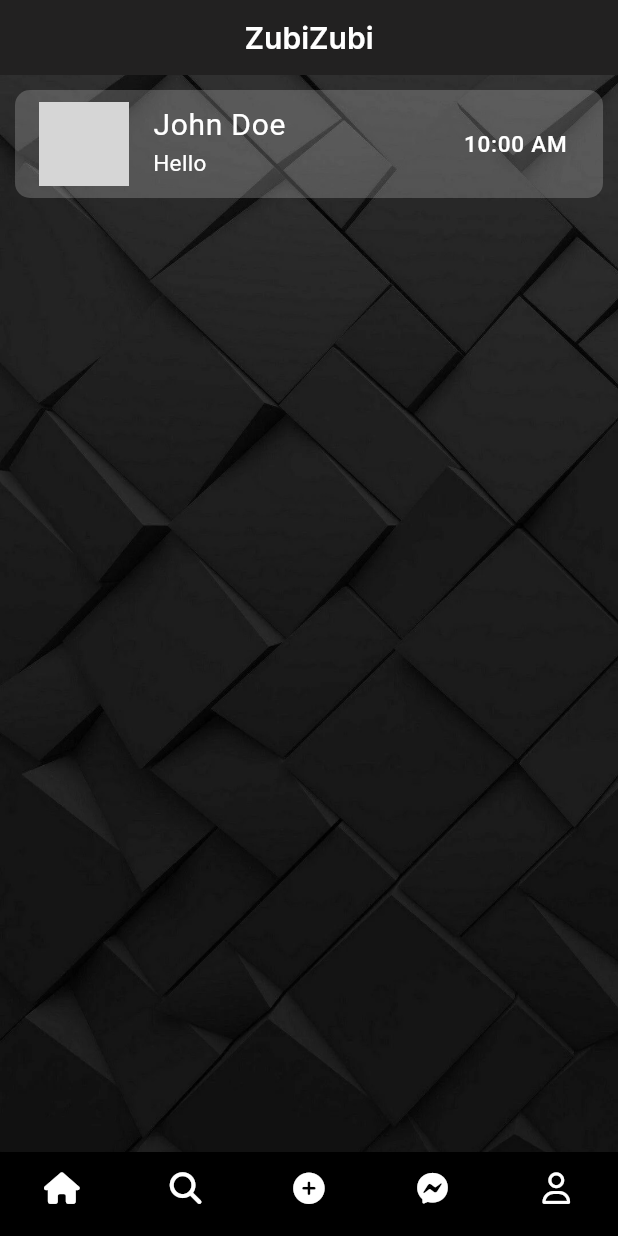
After one commit to bishnudev1/zubizubi, a Flutter app: the ChatsScreen screen opened by its route, on a phone screen of 412 x 824 dp. The commit adds this screen. Run offline on Flutter 3.47's test engine with Material 3 defaults, Android fonts, the phone set to English and light mode, and no system bars; our stand-ins replace appwrite, beamer, flutter_animate, fluttertoast, font_awesome_flutter, google_fonts and 10 more; missing offline and left inert: dart:ffi; accounts and stored records are empty; network calls fail; Roboto replaces fonts that are missing (Labrada); grey boxes are pictures that could not be loaded.

Commit message:
Add chat functionality and navigation

```diff
--- a/lib/app/routes.dart
+++ b/lib/app/routes.dart
@@ -2,8 +2,12 @@ import 'dart:developer';
 import 'package:beamer/beamer.dart';
 import 'package:flutter/material.dart';
 import 'package:zubizubi/app/app.locator.dart';
+import 'package:zubizubi/data/models/chat.dart';
+import 'package:zubizubi/data/models/user.dart';
 import 'package:zubizubi/services/auth_services.dart';
 import 'package:zubizubi/utils/toast.dart';
+import 'package:zubizubi/views/chats/chats_screen.dart';
+import 'package:zubizubi/views/chats/room/room_screen.dart';
 import 'package:zubizubi/views/followers/followers_screen.dart';
 import 'package:zubizubi/views/home/home_screen.dart';
 import 'package:zubizubi/views/login/login_screen.dart';
@@ -19,7 +23,7 @@ BeamGuard authGuard = BeamGuard(
   pathPatterns: ["/profile", "/search", "/followers"],
   check: ((context, location) {
     final isAuth = _authServices.isSignedIn();
-    if(!isAuth){
+    if (!isAuth) {
       showToast("You need to be logged In to do that!");
     }
     return isAuth;
@@ -39,6 +43,9 @@ final routerDelegate = BeamerDelegate(
       '/followers': (context, state, data) => const FollowersScreen(),
       '/profile': (context, state, data) => const ProfileScreen(),
       '/search': (context, state, data) => const SearchScreen(),
+      '/chats': (context, state, data) => const ChatsScreen(),
+      '/room': (context, state, data) =>
+          RoomScreen(receiver: data as Map<String, dynamic>),
       '/share': (context, state, data) {
         log("state.uri: ${state.uri}");
         // Use BeamPage to define custom behavior
--- /dev/null
+++ b/lib/data/models/chat.dart
@@ -0,0 +1,40 @@
+import 'package:hive_flutter/adapters.dart';
+
+@HiveType(typeId: 1)
+class Chat extends HiveObject {
+  @HiveField(0)
+  String userName;
+
+  @HiveField(1)
+  String userImage;
+
+  @HiveField(2)
+  String lastMessage;
+
+  @HiveField(3)
+  String lastMessageTime;
+
+  Chat(
+      {required this.userName,
+      required this.userImage,
+      required this.lastMessage,
+      required this.lastMessageTime});
+
+  factory Chat.fromMap(Map<String, dynamic> json) {
+    return Chat(
+      userName: json['userName'],
+      userImage: json['userImage'],
+      lastMessage: json['lastMessage'],
+      lastMessageTime: json['lastMessageTime'],
+    );
+  }
+
+  Map<String, dynamic> toMap() {
+    return {
+      'userName': userName,
+      'userImage': userImage,
+      'lastMessage': lastMessage,
+      'lastMessageTime': lastMessageTime,
+    };
+  }
+}
--- /dev/null
+++ b/lib/data/models/message.dart
@@ -0,0 +1,35 @@
+import 'package:hive_flutter/adapters.dart';
+
+@HiveType(typeId: 1)
+class Message extends HiveObject {
+  @HiveField(0)
+  String sender;
+
+  @HiveField(1)
+  String body;
+
+  @HiveField(2)
+  String sentAt;
+
+  Message({
+    required this.sender,
+    required this.body,
+    required this.sentAt,
+  });
+
+  factory Message.fromMap(Map<String, dynamic> json) {
+    return Message(
+      sender: json['sender'],
+      body: json['body'],
+      sentAt: json['sentAt'],
+    );
+  }
+
+  Map<String, dynamic> toMap() {
+    return {
+      'sender': sender,
+      'body': body,
+      'sentAt': sentAt,
+    };
+  }
+}
--- a/lib/utils/bottom_bar.dart
+++ b/lib/utils/bottom_bar.dart
@@ -83,6 +83,9 @@ class _ShellBottomNavigationBarState extends State<ShellBottomNavigationBar> {
             break;
           case 3:
             log(index.toString());
+            if (currentRoute != "/chats") {
+              routerDelegate.beamToNamed('/chats');
+            }
             break;
           case 4:
             log(index.toString());
@@ -119,7 +122,7 @@ class _ShellBottomNavigationBarState extends State<ShellBottomNavigationBar> {
         ),
         BottomNavigationBarItem(
           icon: FaIcon(
-            FontAwesomeIcons.video,
+            FontAwesomeIcons.facebookMessenger,
             color: Colors.white,
             size: 21,
           ),
--- /dev/null
+++ b/lib/views/chats/chats_screen.dart
@@ -0,0 +1,130 @@
+import 'dart:developer';
+
+import 'package:flutter/material.dart';
+import 'package:font_awesome_flutter/font_awesome_flutter.dart';
+import 'package:google_fonts/google_fonts.dart';
+import 'package:stacked/stacked.dart';
+import 'package:zubizubi/app/routes.dart';
+import 'package:zubizubi/themes/images.dart';
+import 'package:zubizubi/utils/appbar/appbar.dart';
+import 'package:zubizubi/utils/bottom_bar.dart';
+import 'package:zubizubi/views/chats/chats_viewmodel.dart';
+
+class ChatsScreen extends StatelessWidget {
+  const ChatsScreen({super.key});
+
+  @override
+  Widget build(BuildContext context) {
+    return ViewModelBuilder.reactive(
+      viewModelBuilder: () => ChatsViewModel(),
+      onViewModelReady: (viewModel) {
+        log("viewModel.chatRooms.isEmpty: ${viewModel.chatRooms.isEmpty}");
+                WidgetsBinding.instance.addPostFrameCallback((_) {
+          viewModel.getUser();
+        });
+      },
+      builder: (context, viewModel, child) {
+        if (viewModel.isBusy) {
+          return const Scaffold(
+            backgroundColor: Colors.black,
+            body: Center(
+              child: CircularProgressIndicator(),
+            ),
+          );
+        } else if (viewModel.hasError) {
+          return Scaffold(
+            body: Center(
+              child: Text(viewModel.error.toString(),
+                  style: TextStyle(color: Colors.white)),
+            ),
+          );
+        }
+        return Scaffold(
+          appBar: PreferredSize(
+              preferredSize: Size.fromHeight(50), child: CustomAppBar()),
+          body: SafeArea(
+            child: Container(
+              height: MediaQuery.of(context).size.height,
+              width: MediaQuery.of(context).size.width,
+              alignment: Alignment.center,
+              // padding: const EdgeInsets.symmetric(vertical: 20, horizontal: 20),
+              decoration: BoxDecoration(
+                  image: DecorationImage(
+                      image: AssetImage(Images.appBg), fit: BoxFit.cover)),
+              child: viewModel.chatRooms.isEmpty
+                  ? Center(
+                      child: Column(
+                        mainAxisAlignment: MainAxisAlignment.center,
+                        children: [
+                          FaIcon(
+                            FontAwesomeIcons.solidCommentDots,
+                            color: Colors.white,
+                            size: 50,
+                          ),
+                          SizedBox(
+                            height: 20,
+                          ),
+                          Text(
+                            "You have no chats yet",
+                            style: GoogleFonts.labrada(
+                                fontSize: 20,
+                                // fontWeight: FontWeight.bold,
+                                color: Colors.white),
+                          ),
+                        ],
+                      ),
+                    )
+                  : ListView.builder(
+                      itemCount: viewModel.chatRooms.length,
+                      itemBuilder: (context, index) {
+                        log("chatRooms: ${viewModel.chatRooms.length}");
+                        return Container(
+                          margin: const EdgeInsets.symmetric(
+                              vertical: 10, horizontal: 10),
+                          decoration: BoxDecoration(
+                              color: Colors.white.withOpacity(0.2),
+                              borderRadius: BorderRadius.circular(10)),
+                          child: ListTile(
+                            onTap: () {
+                              routerDelegate.beamToNamed("/room", data: {
+                                "receiver": viewModel.chatRooms[index]
+                              });
+                            },
+                            leading: CircleAvatar(
+                              radius: 30,
+                              backgroundImage: NetworkImage(
+                                  viewModel.chatRooms[index].userImage),
+                            ),
+                            title: Text(
+                              viewModel.chatRooms[index].userName,
+                              style: GoogleFonts.labrada(
+                                  fontSize: 20,
+                                  // fontWeight: FontWeight.bold,
+                                  color: Colors.white),
+                            ),
+                            subtitle: Text(
+                              viewModel.chatRooms[index].lastMessage,
+                              style: GoogleFonts.labrada(
+                                  fontSize: 15,
+                                  // fontWeight: FontWeight.bold,
+                                  color: Colors.white),
+                            ),
+                            trailing: Text(
+                              viewModel.chatRooms[index].lastMessageTime,
+                              style: GoogleFonts.labrada(
+                                  fontSize: 15,
+                                  // fontWeight: FontWeight.bold,
+                                  color: Colors.white),
+                            ),
+                          ),
+                        );
+                      },
+                    ),
+            ),
+          ),
+          bottomNavigationBar: ShellBottomNavigationBar(),
+        );
+      },
+    );
+  }
+}
--- /dev/null
+++ b/lib/views/chats/chats_viewmodel.dart
@@ -0,0 +1,51 @@
+import 'package:hive/hive.dart';
+import 'package:stacked/stacked.dart';
+import 'package:zubizubi/data/models/chat.dart';
+import 'package:zubizubi/data/models/message.dart';
+import 'package:zubizubi/data/models/user.dart';
+
+class ChatsViewModel extends ReactiveViewModel {
+  User? _user;
+
+  User? get user => _user;
+  List<Chat> _chatRooms = [
+    Chat(
+        userName: "John Doe",
+        userImage:
+            "https://evolve2023.in/wp-content/uploads/2014/10/speaker-3.jpg",
+        lastMessage: "Hello",
+        lastMessageTime: "10:00 AM")
+  ];
+
+  List get chatRooms => _chatRooms;
+
+  parseCurrentReceiver(Map<String, dynamic> receiver) {}
+
+  List<Message> _roomMessages = [];
+
+  List get roomMessages => _roomMessages;
+
+  getUser() async {
+    var userBox = Hive.box<User>('userBox');
+
+    if (userBox.isEmpty) {
+      _user = User(
+        id: "12345",
+        name: "Guest",
+        email: "guest@email.com",
+        followers: [],
+        shares: [],
+        guest: true,
+        createdAt: "12345678",
+        photoUrl:
+            "https://img.freepik.com/premium-vector/user-profile-icon-flat-style-member-avatar-vector-illustration-isolated-background-human-permission-sign-business-concept_157943-15752.jpg",
+        bio: "I am a guest user",
+      );
+      notifyListeners();
+    } else {
+      _user = userBox.getAt(0);
+
+      notifyListeners();
+    }
+  }
+}
```
Also changed, not shown: lib/views/chats/room/room_screen.dart (added, +229 -0 lines), lib/data/models/room.dart (added).
